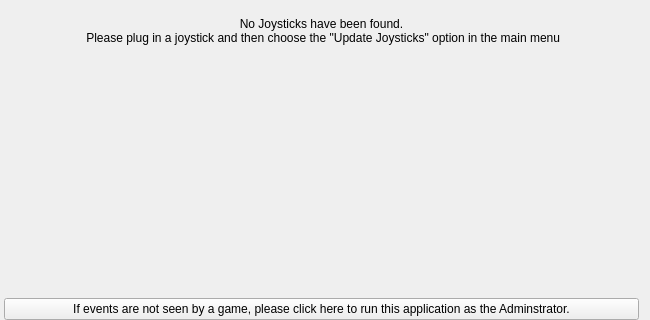
AntiMicroX/antimicrox, file src/mainwindow.ui: the form before one commit; both pictures show x 0 to 650 and y 260 to 580 of the 650 by 580 pixel window.
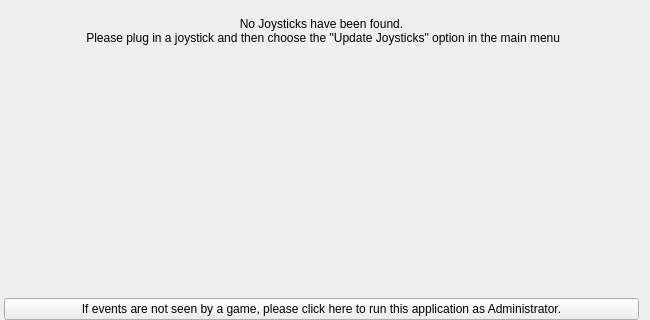
The form after the commit. Icons and pictures are not drawn. Custom widgets are drawn as their Qt base class.

Diff of the .ui file:
```diff
--- a/src/mainwindow.ui
+++ b/src/mainwindow.ui
@@ -162,7 +162,7 @@
     <item>
      <widget class="QPushButton" name="uacPushButton">
       <property name="text">
-       <string>If events are not seen by a game, please click here to run this application as the Adminstrator.</string>
+       <string>If events are not seen by a game, please click here to run this application as Administrator.</string>
       </property>
       <property name="autoDefault">
        <bool>false</bool>
```
